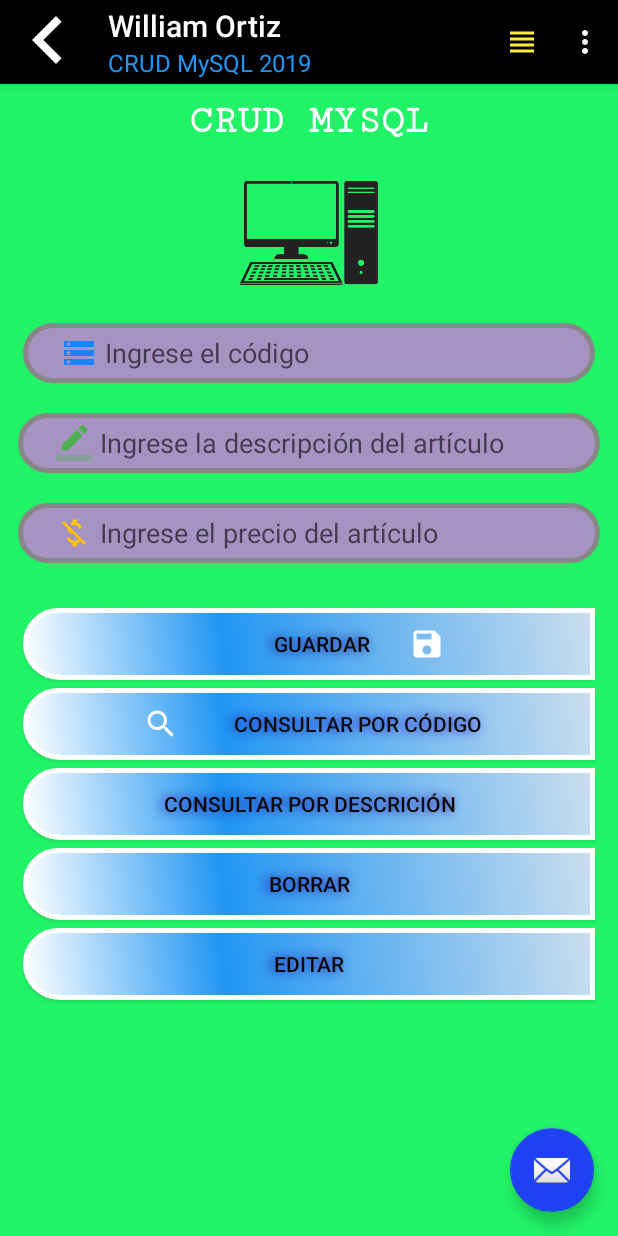
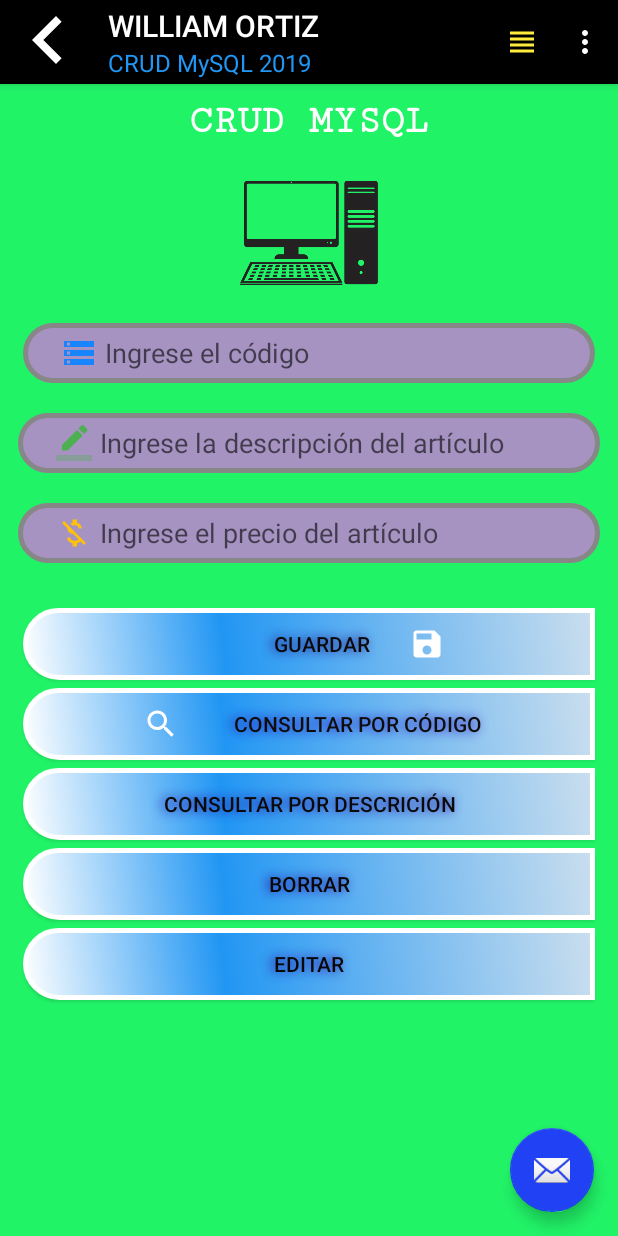
Before and after one commit to william05913/MySQL, an Android app: the screen it shows after launch (MainActivity), on a phone screen of 412 x 824 dp. Run offline under Robolectric (Android 15) with nearby library versions, the phone set to English and light mode, and no system bars; our stand-ins replace Volley.

Commit message:
se le cambio el nombre al tolbar

```diff
--- a/app/src/main/java/com/example/myapplication/MainActivity.java
+++ b/app/src/main/java/com/example/myapplication/MainActivity.java
@@ -77,7 +77,7 @@ public class MainActivity extends AppCompatActivity {
         toolbar.setTitleMargin(0, 0, 0, 0);
         toolbar.setSubtitle("CRUD MySQL 2019");
         toolbar.setSubtitleTextColor(getResources().getColor(R.color.mycolor));
-        toolbar.setTitle("William Ortiz");
+        toolbar.setTitle("WILLIAM ORTIZ");
         setSupportActionBar(toolbar);
 
         ///y esto para pantalla completa (oculta incluso la barra de estado)
```
